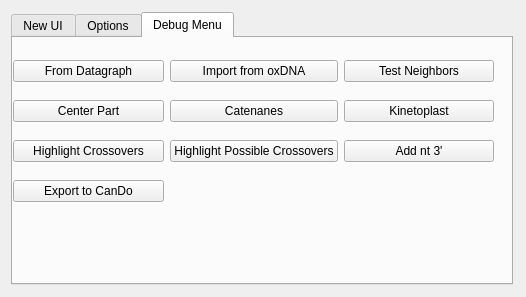
edellano/Adenita-SAMSON-Edition, file AdenitaCoreSE/form/SEAdenitaCoreSEAppGUI.ui: the form before one commit.
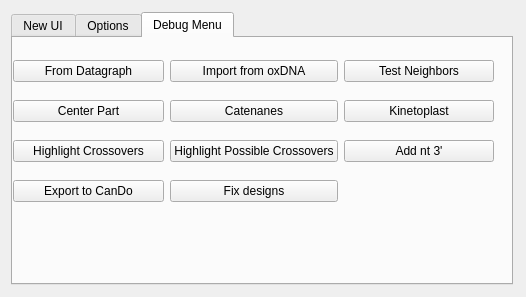
The form after the commit.

Commit message: Fixing old designs to work with new serialization

Diff of the .ui file:
```diff
--- a/AdenitaCoreSE/form/SEAdenitaCoreSEAppGUI.ui
+++ b/AdenitaCoreSE/form/SEAdenitaCoreSEAppGUI.ui
@@ -388,6 +388,13 @@
             </property>
            </widget>
           </item>
+          <item row="3" column="1">
+           <widget class="QPushButton" name="btnFix">
+            <property name="text">
+             <string>Fix designs</string>
+            </property>
+           </widget>
+          </item>
          </layout>
         </widget>
        </widget>
```
Left out of the diff: 17 changed lines with no effect on the pictures. The commit also changes 5 other files.
